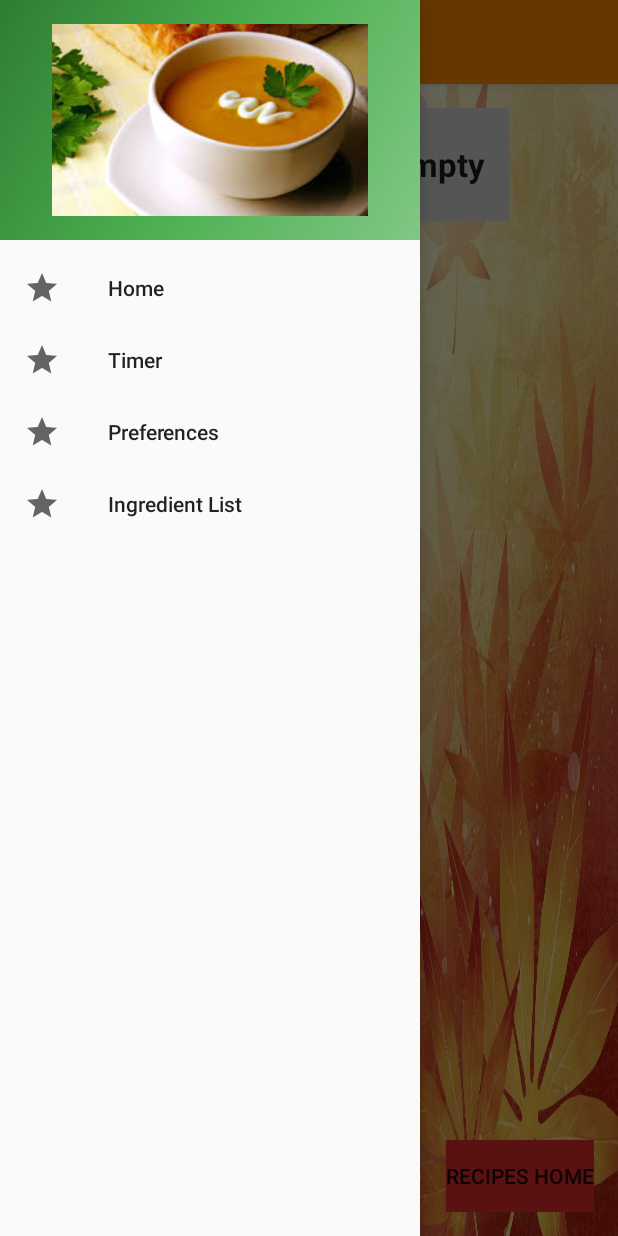
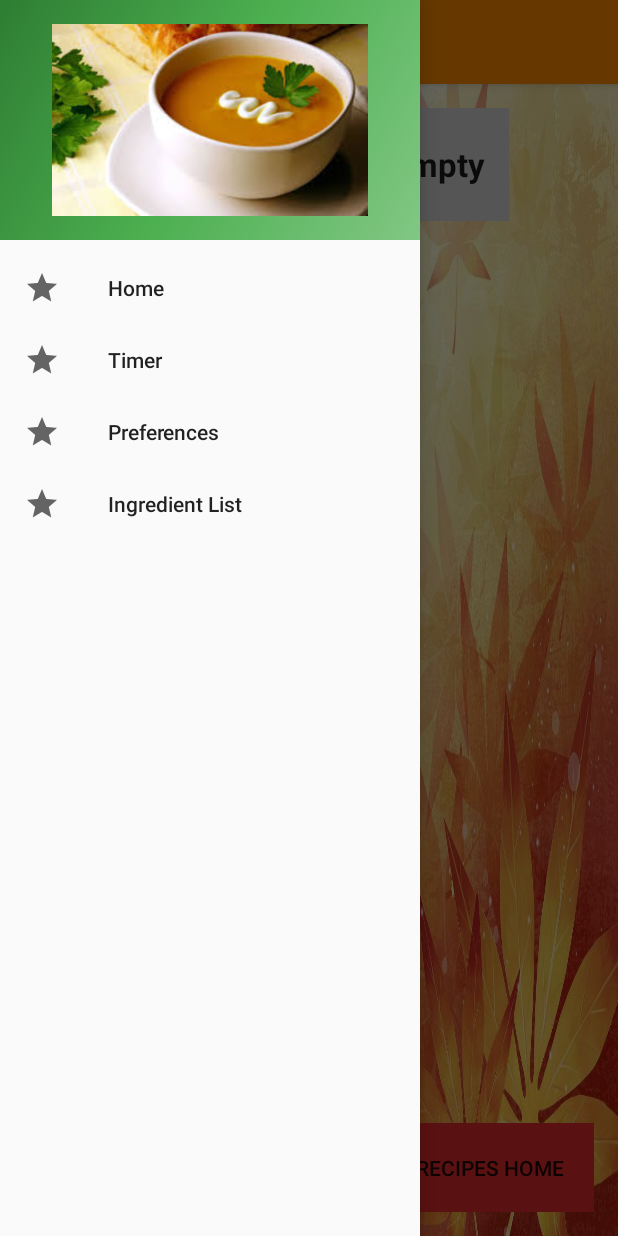
Before and after one commit to tonytran1/Whisk, an Android app: the IngredientsList screen opened directly, with no data from a screen before it, with the side drawer open, on a phone screen of 412 x 824 dp. Run offline under Robolectric (Android 15) with nearby library versions, the phone set to English and light mode, and no system bars.

Commit message:
Button UI change

```diff
--- a/app/src/main/java/com/example/team3/whisk/MultiSelectionSpinner.java
+++ b/app/src/main/java/com/example/team3/whisk/MultiSelectionSpinner.java
@@ -54,7 +54,7 @@ public class MultiSelectionSpinner extends Spinner implements
         AlertDialog.Builder builder = new AlertDialog.Builder(getContext());
         builder.setMultiChoiceItems(_items, mSelection, this);
         _itemsAtStart = getSelectedItemsAsString();
-        builder.setPositiveButton("Submit", new DialogInterface.OnClickListener() {
+        builder.setPositiveButton("OK", new DialogInterface.OnClickListener() {
             @Override
             public void onClick(DialogInterface dialog, int which) {
                 System.arraycopy(mSelection, 0, mSelectionAtStart, 0, mSelection.length);
--- a/app/src/main/res/layout/content_ingredients_list.xml
+++ b/app/src/main/res/layout/content_ingredients_list.xml
@@ -78,7 +78,11 @@
         android:background="@color/red"
         android:layout_alignParentLeft="true"
         android:layout_alignParentBottom="true"
-        android:layout_centerHorizontal="true" />
+        android:layout_centerHorizontal="true"
+        android:paddingEnd="20dp"
+        android:paddingStart="20dp"
+        android:paddingTop="20dp"
+        android:paddingBottom="20dp" />
     <Button
         android:layout_width="wrap_content"
         android:layout_height="wrap_content"
@@ -88,7 +92,11 @@
         android:background="@color/red"
         android:layout_alignParentBottom="true"
         android:layout_toLeftOf="@+id/addButton"
-        android:layout_toStartOf="@+id/addButton" />
+        android:layout_toStartOf="@+id/addButton"
+        android:paddingEnd="20dp"
+        android:paddingStart="20dp"
+        android:paddingTop="20dp"
+        android:paddingBottom="20dp" />
 
     <Button
         style="?android:attr/buttonStyleSmall"
@@ -100,7 +108,11 @@
         android:onClick="home"
         android:layout_alignParentBottom="true"
         android:layout_alignParentRight="true"
-        android:layout_alignParentEnd="true" />
+        android:layout_alignParentEnd="true"
+        android:paddingEnd="20dp"
+        android:paddingStart="20dp"
+        android:paddingTop="20dp"
+        android:paddingBottom="20dp" />
 
 
 </RelativeLayout>
--- a/app/src/main/res/layout/content_preferences.xml
+++ b/app/src/main/res/layout/content_preferences.xml
@@ -50,7 +50,11 @@
         android:onClick="home"
         android:background="#e22a2a"
         android:layout_alignParentBottom="true"
-        android:layout_centerHorizontal="true" />
+        android:layout_centerHorizontal="true"
+        android:paddingEnd="20dp"
+        android:paddingStart="20dp"
+        android:paddingTop="20dp"
+        android:paddingBottom="20dp" />
 
 
 
```
Also changed, not shown: app/src/main/res/layout/content_home.xml (+6 -2 lines).
